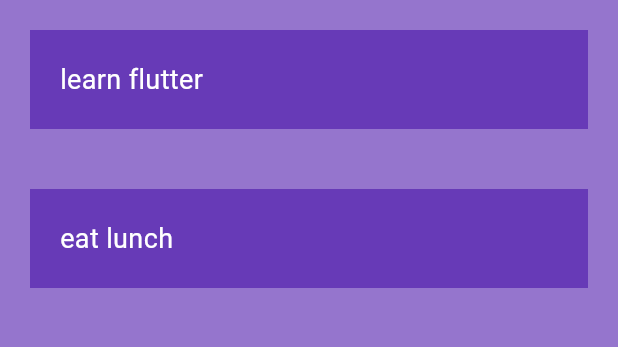
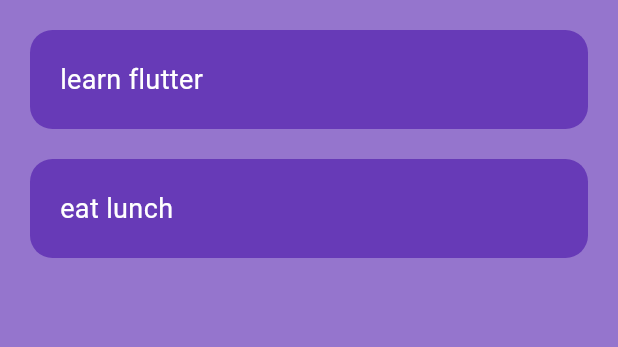
Before and after one commit to Yousef-Eldosoky/flutter-todo, a Flutter app: the screen it shows after launch, on a phone screen of 412 x 824 dp, the part 84-431 px from its top. Run offline on Flutter 3.47's test engine with Material 3 defaults, Android fonts, the phone set to English and light mode, and no system bars.

Commit message:
Make the todo list in a separate widget

```diff
--- a/lib/Pages/home_page.dart
+++ b/lib/Pages/home_page.dart
@@ -1,4 +1,5 @@
 import 'package:flutter/material.dart';
+import 'package:todo/Widgets/todo_list.dart';
 
 class HomePage extends StatelessWidget {
   HomePage({super.key});
@@ -20,16 +21,8 @@ class HomePage extends StatelessWidget {
       body: ListView.builder(
           itemCount: toDoList.length,
           itemBuilder: (BuildContext context, index) {
-            return Padding(
-              padding: const EdgeInsets.all(20),
-              child: Container(
-                padding: const EdgeInsets.all(20),
-                color: Colors.deepPurple,
-                child: Text(
-                  toDoList[index][0],
-                  style: const TextStyle(color: Colors.white, fontSize: 18),
-                ),
-              ),
+            return TodoList(
+              taskName: toDoList[index][0],
             );
           }),
     );
--- /dev/null
+++ b/lib/Widgets/todo_list.dart
@@ -0,0 +1,25 @@
+import 'package:flutter/material.dart';
+
+class TodoList extends StatelessWidget {
+  const TodoList({super.key, required this.taskName});
+
+  final String taskName;
+
+  @override
+  Widget build(BuildContext context) {
+    return Padding(
+      padding: const EdgeInsets.only(top: 20, right: 20, left: 20),
+      child: Container(
+        padding: const EdgeInsets.all(20),
+        decoration: BoxDecoration(
+          color: Colors.deepPurple,
+          borderRadius: BorderRadius.circular(15),
+        ),
+        child: Text(
+          taskName,
+          style: const TextStyle(color: Colors.white, fontSize: 18),
+        ),
+      ),
+    );
+  }
+}
```
